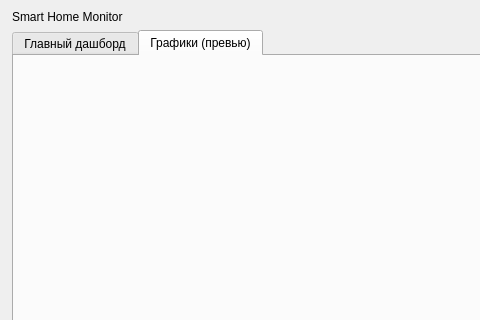
This is gui/ui/MainWindow.ui in myalik1/smart_home_project as Qt 5 draws it before an edit; both pictures show x 0 to 480 and y 0 to 320 of the 1040 by 700 pixel window. The edited form follows.
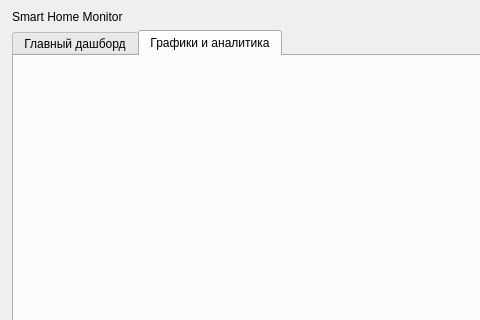
This is the edited form. The open tabs and pages were chosen to show the change.

Commit message: feat(gui): integrate AnalyticsWidget tab into MainWindow and CMake (PPT-37)

Patch:
```diff
--- a/gui/ui/MainWindow.ui
+++ b/gui/ui/MainWindow.ui
@@ -60,7 +60,7 @@
       </widget>
       <widget class="QWidget" name="chartsTab">
        <attribute name="title">
-        <string>Графики (превью)</string>
+        <string>Графики и аналитика</string>
        </attribute>
        <layout class="QVBoxLayout" name="chartsTabLayout">
         <item>
```
Left out of the diff: 19 changed lines with no effect on the pictures. The commit also changes 3 other files.
